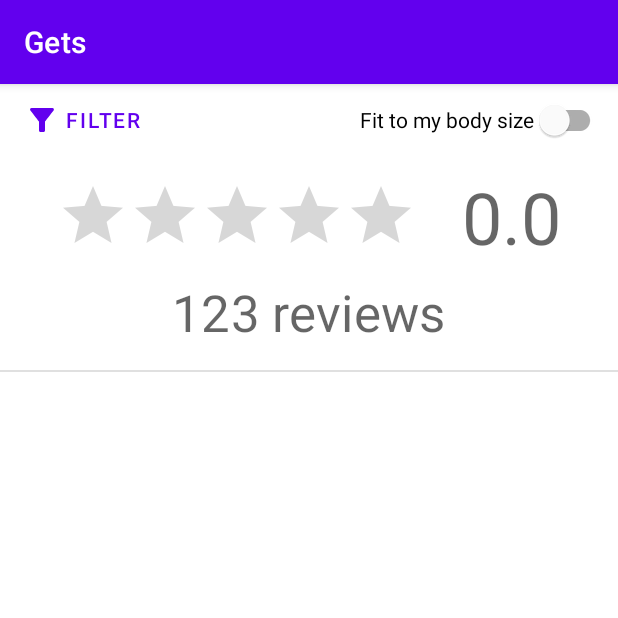
After one commit to LeeSeungYun1020/Gets, an Android app: the fragment ReviewFragment shown on its own in the app's theme, on a phone screen of 412 x 824 dp, the top half of it. The commit adds this screen. Run offline under Robolectric (Android 15) with nearby library versions, the phone set to English and light mode, and no system bars.

Commit message:
Add review fragment and related layouts.

```diff
--- /dev/null
+++ b/android/app/src/main/java/com/sys/gets/ReviewFragment.kt
@@ -0,0 +1,31 @@
+package com.sys.gets
+
+import android.os.Bundle
+import android.view.LayoutInflater
+import android.view.View
+import android.view.ViewGroup
+import androidx.fragment.app.Fragment
+import androidx.lifecycle.ViewModelProvider
+
+class ReviewFragment : Fragment() {
+
+    companion object {
+        fun newInstance() = ReviewFragment()
+    }
+
+    private lateinit var viewModel: ReviewViewModel
+
+    override fun onCreateView(
+        inflater: LayoutInflater, container: ViewGroup?,
+        savedInstanceState: Bundle?
+    ): View? {
+        return inflater.inflate(R.layout.fragment_review, container, false)
+    }
+
+    override fun onActivityCreated(savedInstanceState: Bundle?) {
+        super.onActivityCreated(savedInstanceState)
+        viewModel = ViewModelProvider(this).get(ReviewViewModel::class.java)
+        // TODO: Use the ViewModel
+    }
+
+}
--- /dev/null
+++ b/android/app/src/main/java/com/sys/gets/ReviewViewModel.kt
@@ -0,0 +1,7 @@
+package com.sys.gets
+
+import androidx.lifecycle.ViewModel
+
+class ReviewViewModel : ViewModel() {
+    // TODO: Implement the ViewModel
+}
--- a/android/app/src/main/res/layout/fragment_product_list.xml
+++ b/android/app/src/main/res/layout/fragment_product_list.xml
@@ -4,4 +4,4 @@
     android:layout_width="match_parent"
     android:layout_height="match_parent"
     tools:context=".ui.product.ProductListFragment"
-    tools:listitem="@layout/card_product"></androidx.recyclerview.widget.RecyclerView>
+    tools:listitem="@layout/card_product" />
--- /dev/null
+++ b/android/app/src/main/res/layout/fragment_review.xml
@@ -0,0 +1,56 @@
+<?xml version="1.0" encoding="utf-8"?>
+<androidx.constraintlayout.widget.ConstraintLayout xmlns:android="http://schemas.android.com/apk/res/android"
+    xmlns:app="http://schemas.android.com/apk/res-auto"
+    xmlns:tools="http://schemas.android.com/tools"
+    android:layout_width="match_parent"
+    android:layout_height="match_parent"
+    tools:context=".ReviewFragment">
+
+    <com.google.android.material.button.MaterialButton
+        android:id="@+id/review_sort_button"
+        style="@style/Widget.MaterialComponents.Button.TextButton"
+        android:layout_width="wrap_content"
+        android:layout_height="wrap_content"
+        android:layout_marginLeft="8dp"
+        android:text="@string/msg_filter"
+        app:icon="@drawable/ic_baseline_filter_24"
+        app:layout_constraintLeft_toLeftOf="parent"
+        app:layout_constraintTop_toTopOf="parent" />
+
+    <com.google.android.material.switchmaterial.SwitchMaterial
+        android:id="@+id/review_fit_switch"
+        android:layout_width="wrap_content"
+        android:layout_height="wrap_content"
+        android:layout_marginRight="8dp"
+        android:text="@string/filter_label_custom_size"
+        app:layout_constraintRight_toRightOf="parent"
+        app:layout_constraintTop_toTopOf="parent" />
+
+    <include
+        android:id="@+id/review_summary_container"
+        layout="@layout/review_summary"
+        android:layout_width="match_parent"
+        android:layout_height="wrap_content"
+        android:layout_margin="8dp"
+        app:layout_constraintEnd_toEndOf="parent"
+        app:layout_constraintStart_toStartOf="parent"
+        app:layout_constraintTop_toBottomOf="@id/review_sort_button" />
+
+    <View
+        android:id="@+id/review_summary_divider"
+        android:layout_width="match_parent"
+        android:layout_height="1dp"
+        android:layout_marginTop="16dp"
+        android:background="?android:attr/listDivider"
+        app:layout_constraintTop_toBottomOf="@id/review_summary_container" />
+
+    <androidx.recyclerview.widget.RecyclerView
+        android:layout_width="match_parent"
+        android:layout_height="wrap_content"
+        android:layout_marginTop="16dp"
+        app:layout_constraintEnd_toEndOf="parent"
+        app:layout_constraintStart_toStartOf="parent"
+        app:layout_constraintTop_toBottomOf="@id/review_summary_divider"
+        tools:listitem="@layout/card_review" />
+
+</androidx.constraintlayout.widget.ConstraintLayout>
--- /dev/null
+++ b/android/app/src/main/res/layout/review_summary.xml
@@ -0,0 +1,51 @@
+<?xml version="1.0" encoding="utf-8"?>
+<androidx.constraintlayout.widget.ConstraintLayout xmlns:android="http://schemas.android.com/apk/res/android"
+    xmlns:app="http://schemas.android.com/apk/res-auto"
+    android:layout_width="match_parent"
+    android:layout_height="match_parent">
+
+    <RatingBar
+        android:id="@+id/review_summary_rating_bar"
+        android:layout_width="wrap_content"
+        android:layout_height="wrap_content"
+        android:layout_marginTop="8dp"
+        app:layout_constraintBottom_toBottomOf="@id/review_summary_rating_num"
+        app:layout_constraintLeft_toLeftOf="parent"
+        app:layout_constraintRight_toLeftOf="@id/review_summary_rating_num"
+        app:layout_constraintTop_toTopOf="parent" />
+
+    <TextView
+        android:id="@+id/review_summary_rating_num"
+        android:layout_width="wrap_content"
+        android:layout_height="wrap_content"
+        android:hint="@string/template_filter_rating"
+        android:textAppearance="@style/TextAppearance.MaterialComponents.Headline3"
+        app:layout_constraintBottom_toBottomOf="@id/review_summary_rating_bar"
+        app:layout_constraintLeft_toRightOf="@id/review_summary_rating_bar"
+        app:layout_constraintRight_toRightOf="parent"
+        app:layout_constraintTop_toTopOf="parent" />
+
+    <LinearLayout
+        android:id="@+id/review_number_box"
+        android:layout_width="wrap_content"
+        android:layout_height="wrap_content"
+        android:layout_marginTop="8dp"
+        app:layout_constraintEnd_toEndOf="parent"
+        app:layout_constraintStart_toStartOf="parent"
+        app:layout_constraintTop_toBottomOf="@id/review_summary_rating_bar">
+
+        <TextView
+            android:id="@+id/review_number"
+            android:layout_width="wrap_content"
+            android:layout_height="wrap_content"
+            android:hint="@string/template_review_number"
+            android:textAppearance="@style/TextAppearance.MaterialComponents.Headline4" />
+
+        <TextView
+            android:layout_width="wrap_content"
+            android:layout_height="wrap_content"
+            android:layout_marginStart="8dp"
+            android:text="@string/review_reviews"
+            android:textAppearance="@style/TextAppearance.MaterialComponents.Headline4" />
+    </LinearLayout>
+</androidx.constraintlayout.widget.ConstraintLayout>
--- a/android/app/src/main/res/values/strings.xml
+++ b/android/app/src/main/res/values/strings.xml
@@ -122,4 +122,7 @@
     <string name="template_product_name">Product Name</string>
     <string name="template_product_brand">Brand</string>
     <string name="template_product_price">30,000 won</string>
+    <string name="template_review_number" translatable="false">123</string>
+    <string name="review_reviews">reviews</string>
+    <string name="template_date" translatable="false">2021/05/05</string>
 </resources>
```
Also changed, not shown: android/app/src/main/res/layout/card_product.xml (+6 -1 lines), android/app/src/main/res/layout/card_review.xml (added, +75 -0 lines), 1 other file.
